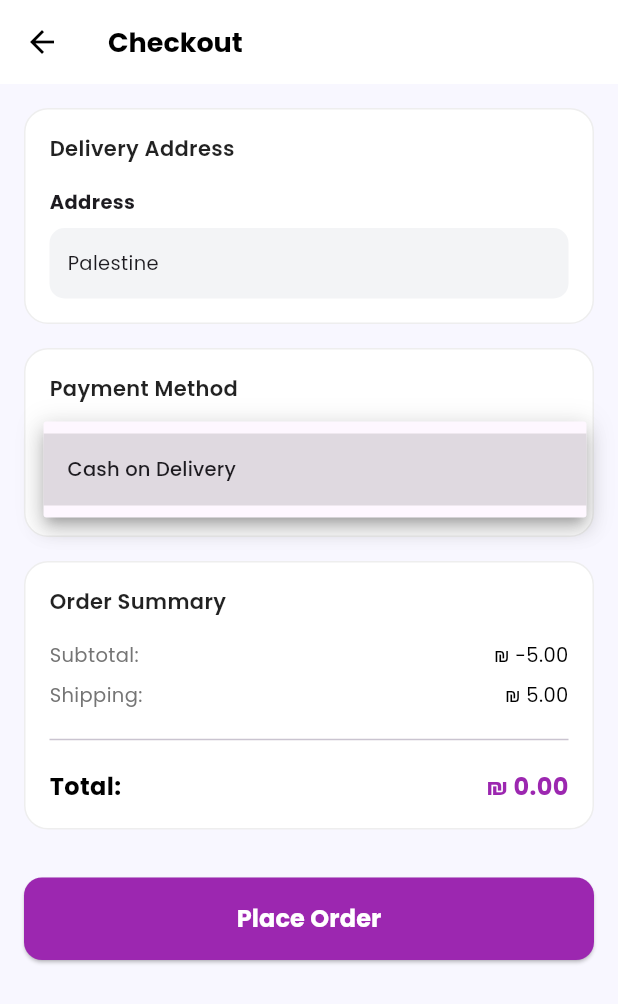
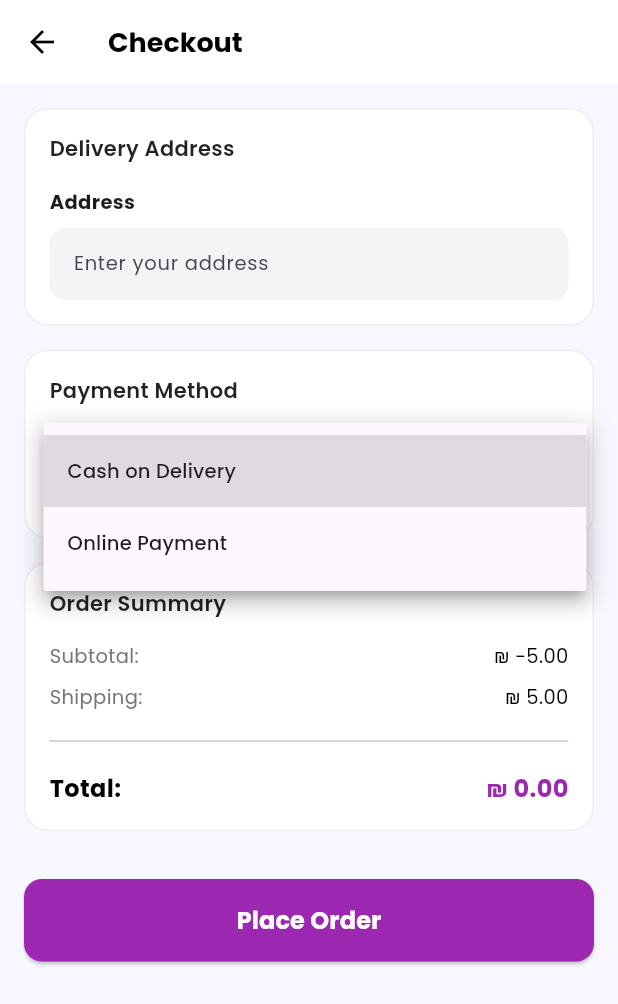
Before and after one commit to Nadeen218/ReCloth, a Flutter app: the CheckoutScreen screen opened directly with empty values, after a tap on "Cash on Delivery", on a phone screen of 412 x 824 dp. Shown: the top 1004 px of the screen. Run offline on Flutter 3.47's test engine with Material 3 defaults, Android fonts, the phone set to English and light mode, and no system bars; our stand-ins replace google_fonts.

Commit message:
Fix Checkout Screen

```diff
--- a/lib/screens/shop/cart/checkout_screen.dart
+++ b/lib/screens/shop/cart/checkout_screen.dart
@@ -1,16 +1,24 @@
 import 'package:flutter/material.dart';
 import 'package:google_fonts/google_fonts.dart';
 
-class CheckoutScreen extends StatelessWidget {
+class CheckoutScreen extends StatefulWidget {
   final double totalAmount;
 
   const CheckoutScreen({super.key, required this.totalAmount});
 
   @override
+  State<CheckoutScreen> createState() => _CheckoutScreenState();
+}
+
+class _CheckoutScreenState extends State<CheckoutScreen> {
+  // State management for payment selection
+  String _selectedPaymentMethod = 'Cash on Delivery';
+  String _selectedOnlineType = 'Credit/Debit Card';
+
+  @override
   Widget build(BuildContext context) {
-
     const double shipping = 5.0;
-    double subtotal = totalAmount - shipping;
+    double subtotal = widget.totalAmount - shipping;
 
     return Scaffold(
       backgroundColor: const Color(0xFFF8F7FF),
@@ -34,7 +42,6 @@ class CheckoutScreen extends StatelessWidget {
         padding: const EdgeInsets.all(16.0),
         child: Column(
           children: [
-            // Delivery Address Card
             _buildSectionCard(
               title: 'Delivery Address',
               child: Column(
@@ -42,14 +49,18 @@ class CheckoutScreen extends StatelessWidget {
                 children: [
                   Text('Address', style: GoogleFonts.poppins(fontSize: 13, fontWeight: FontWeight.bold)),
                   const SizedBox(height: 8),
-                  Container(
-                    width: double.infinity,
-                    padding: const EdgeInsets.symmetric(horizontal: 12, vertical: 14),
-                    decoration: BoxDecoration(
-                      color: const Color(0xFFF3F4F6),
+                  TextField(
+                    decoration: InputDecoration(
+                      hintText: 'Enter your address',
+                      filled: true,
+                      fillColor: const Color(0xFFF3F4F6),
+                      border: OutlineInputBorder(
                         borderRadius: BorderRadius.circular(10),
+                        borderSide: BorderSide.none,
                       ),
-                    child: Text('Palestine', style: GoogleFonts.poppins(fontSize: 13)),
+                      contentPadding: const EdgeInsets.symmetric(horizontal: 12, vertical: 14),
+                    ),
+                    style: GoogleFonts.poppins(fontSize: 13),
                   ),
                 ],
               ),
@@ -60,7 +71,9 @@ class CheckoutScreen extends StatelessWidget {
             //Payment Method Card
             _buildSectionCard(
               title: 'Payment Method',
-              child: Container(
+              child: Column(
+                children: [
+                  Container(
                     padding: const EdgeInsets.symmetric(horizontal: 12, vertical: 4),
                     decoration: BoxDecoration(
                       color: const Color(0xFFF3F4F6),
@@ -68,25 +81,58 @@ class CheckoutScreen extends StatelessWidget {
                     ),
                     child: DropdownButtonHideUnderline(
                       child: DropdownButton<String>(
-                    value: 'Cash on Delivery',
+                        value: _selectedPaymentMethod,
                         isExpanded: true,
                         icon: const Icon(Icons.keyboard_arrow_down),
-                    //items: ['Cash on Delivery', 'Credit Card'].map((String value) {
-                    items: ['Cash on Delivery'].map((String value) {
+                        items: ['Cash on Delivery', 'Online Payment'].map((String value) {
                           return DropdownMenuItem<String>(
                             value: value,
                             child: Text(value, style: GoogleFonts.poppins(fontSize: 13)),
                           );
                         }).toList(),
-                    onChanged: (_) {},
+                        onChanged: (newValue) {
+                          setState(() {
+                            _selectedPaymentMethod = newValue!;
+                          });
+                        },
                       ),
                     ),
+                  ),
+
+                  // Display online payment options if online payment is selected
+                  if (_selectedPaymentMethod == 'Online Payment') ...[
+                    const SizedBox(height: 20),
+                    Align(
+                      alignment: Alignment.centerLeft,
+                      child: Text('Select Payment Type',
+                          style: GoogleFonts.poppins(fontSize: 13, fontWeight: FontWeight.bold)),
+                    ),
+                    const SizedBox(height: 12),
+
+                    // Payment Type Selection Cards
+                    _buildPaymentTypeCard('Credit/Debit Card', 'Visa, Mastercard', Icons.credit_card),
+
+                    // Card details input fields visible only for Credit Card
+                    if (_selectedOnlineType == 'Credit/Debit Card') ...[
+                      const SizedBox(height: 20),
+                      _buildPaymentTextField('Card Number', '1234 5678 9012 3456', icon: Icons.credit_card),
+                      _buildPaymentTextField('Cardholder Name', 'Name on card'),
+                      Row(
+                        children: [
+                          Expanded(child: _buildPaymentTextField('Expiry Date', 'MM/YY')),
+                          const SizedBox(width: 12),
+                          Expanded(child: _buildPaymentTextField('CVV', '123')),
+                        ],
+                      ),
+                    ],
+                  ],
+                ],
               ),
             ),
 
             const SizedBox(height: 16),
 
-            //Order Summary Card
+            // Order Summary Card
             _buildSectionCard(
               title: 'Order Summary',
               child: Column(
@@ -98,19 +144,19 @@ class CheckoutScreen extends StatelessWidget {
                     padding: EdgeInsets.symmetric(vertical: 12),
                     child: Divider(),
                   ),
-                  _buildSummaryRow('Total:', '₪ ${totalAmount.toStringAsFixed(2)}', isTotal: true),
+                  _buildSummaryRow('Total:', '₪ ${widget.totalAmount.toStringAsFixed(2)}', isTotal: true),
                 ],
               ),
             ),
 
             const SizedBox(height: 32),
 
-            //Place Order Button
+            // Place Order Button
             SizedBox(
               width: double.infinity,
               child: ElevatedButton(
                 onPressed: () {
-                  //for placing order
+                  // Finalize order logic goes here
                 },
                 style: ElevatedButton.styleFrom(
                   backgroundColor: const Color(0xFF9C27B0),
@@ -135,6 +181,64 @@ class CheckoutScreen extends StatelessWidget {
     );
   }
 
+  // Widget for payment type selection cards with active purple border
+  Widget _buildPaymentTypeCard(String title, String subtitle, IconData icon) {
+    bool isSelected = _selectedOnlineType == title;
+    return GestureDetector(
+      onTap: () => setState(() => _selectedOnlineType = title),
+      child: Container(
+        margin: const EdgeInsets.only(bottom: 10),
+        padding: const EdgeInsets.all(12),
+        decoration: BoxDecoration(
+          color: Colors.white,
+          borderRadius: BorderRadius.circular(12),
+          border: Border.all(
+            color: isSelected ? const Color(0xFF9C27B0) : Colors.grey.shade200,
+            width: 1.5,
+          ),
+        ),
+        child: Row(
+          children: [
+            Icon(icon, color: const Color(0xFF9C27B0), size: 28),
+            const SizedBox(width: 15),
+            Column(
+              crossAxisAlignment: CrossAxisAlignment.start,
+              children: [
+                Text(title, style: GoogleFonts.poppins(fontSize: 14, fontWeight: FontWeight.bold)),
+                Text(subtitle, style: GoogleFonts.poppins(fontSize: 11, color: Colors.grey)),
+              ],
+            ),
+          ],
+        ),
+      ),
+    );
+  }
+
+  // Styled text field for payment information
+  Widget _buildPaymentTextField(String label, String hint, {IconData? icon}) {
+    return Padding(
+      padding: const EdgeInsets.only(bottom: 12),
+      child: Column(
+        crossAxisAlignment: CrossAxisAlignment.start,
+        children: [
+          Text(label, style: GoogleFonts.poppins(fontSize: 12, fontWeight: FontWeight.bold)),
+          const SizedBox(height: 6),
+          TextField(
+            decoration: InputDecoration(
+              hintText: hint,
+              prefixIcon: icon != null ? Icon(icon, size: 20) : null,
+              filled: true,
+              fillColor: const Color(0xFFF3F4F6),
+              border: OutlineInputBorder(borderRadius: BorderRadius.circular(10), borderSide: BorderSide.none),
+              contentPadding: const EdgeInsets.symmetric(horizontal: 12, vertical: 14),
+            ),
+          ),
+        ],
+      ),
+    );
+  }
+
+  // Generic card wrapper for sections
   Widget _buildSectionCard({required String title, required Widget child}) {
     return Container(
       width: double.infinity,
@@ -147,14 +251,7 @@ class CheckoutScreen extends StatelessWidget {
       child: Column(
         crossAxisAlignment: CrossAxisAlignment.start,
         children: [
-          Text(
-            title,
-            style: GoogleFonts.poppins(
-              fontSize: 14,
-              fontWeight: FontWeight.w600,
-              color: Colors.black87,
-            ),
-          ),
+          Text(title, style: GoogleFonts.poppins(fontSize: 14, fontWeight: FontWeight.w600, color: Colors.black87)),
           const SizedBox(height: 16),
           child,
         ],
@@ -162,26 +259,13 @@ class CheckoutScreen extends StatelessWidget {
     );
   }
 
+  // Row for subtotal, shipping, and total amounts
   Widget _buildSummaryRow(String label, String value, {bool isTotal = false}) {
     return Row(
       mainAxisAlignment: MainAxisAlignment.spaceBetween,
       children: [
-        Text(
-          label,
-          style: GoogleFonts.poppins(
-            fontSize: isTotal ? 16 : 13,
-            fontWeight: isTotal ? FontWeight.bold : FontWeight.normal,
-            color: isTotal ? Colors.black : Colors.grey[600],
-          ),
-        ),
-        Text(
-          value,
-          style: GoogleFonts.poppins(
-            fontSize: isTotal ? 16 : 13,
-            fontWeight: isTotal ? FontWeight.bold : FontWeight.normal,
-            color: isTotal ? const Color(0xFF9C27B0) : Colors.black,
-          ),
-        ),
+        Text(label, style: GoogleFonts.poppins(fontSize: isTotal ? 16 : 13, fontWeight: isTotal ? FontWeight.bold : FontWeight.normal, color: isTotal ? Colors.black : Colors.grey[600])),
+        Text(value, style: GoogleFonts.poppins(fontSize: isTotal ? 16 : 13, fontWeight: isTotal ? FontWeight.bold : FontWeight.normal, color: isTotal ? const Color(0xFF9C27B0) : Colors.black)),
       ],
     );
   }
```
Lines whose indentation alone changed are shown as unchanged.
